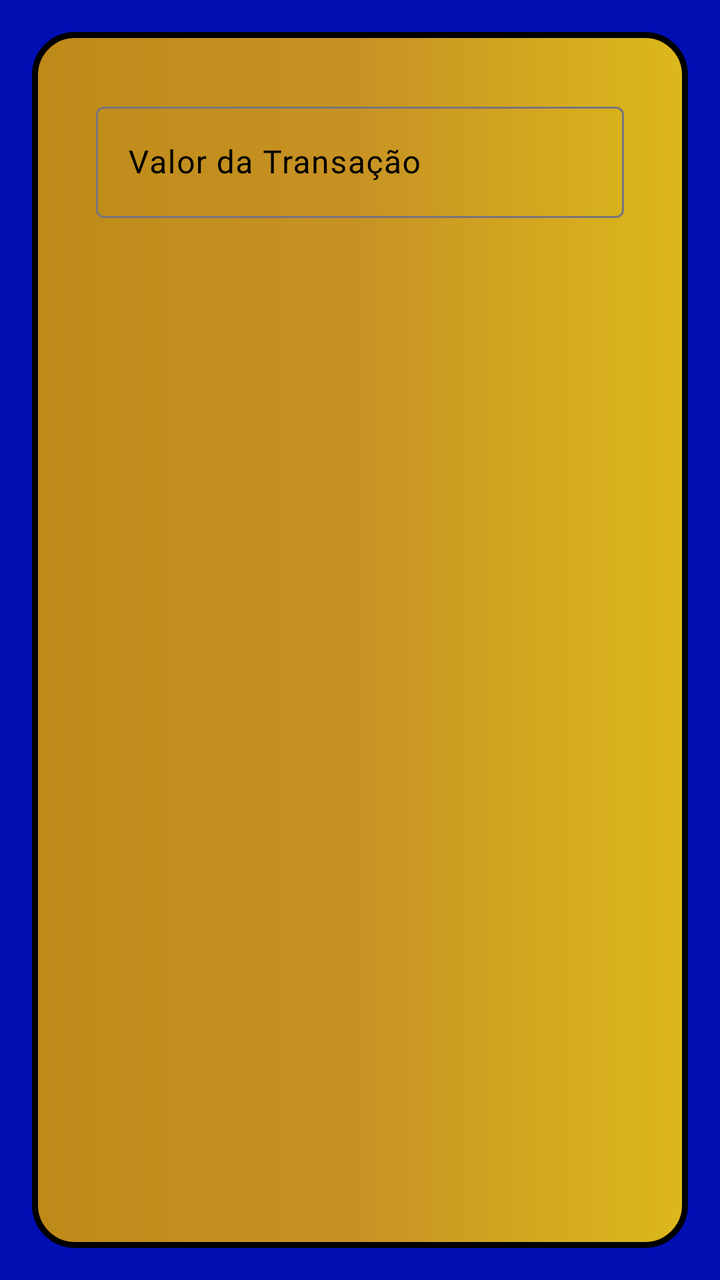
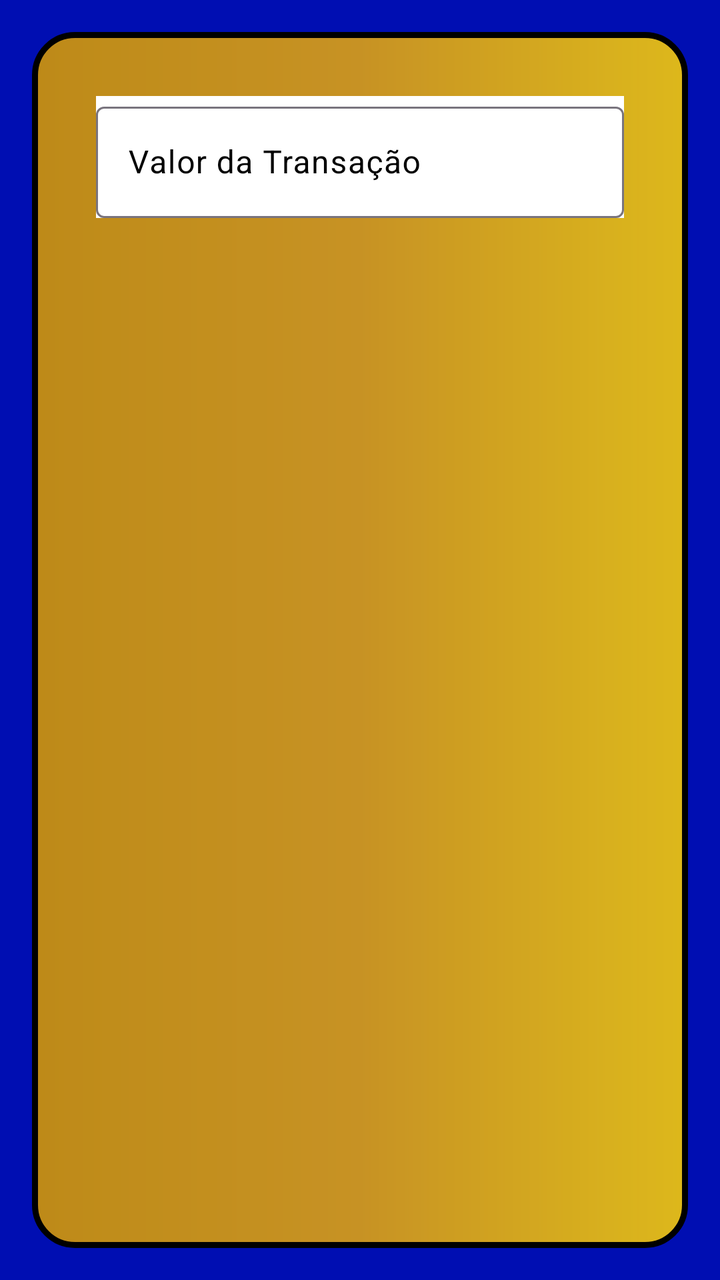

The first picture is an Android layout as it rendered before a commit; the second is the same layout after the commit. The layout source and the unified diff follow.
<!-- AndroidManifest.xml: application theme Theme.PoupaDev -->
<!-- res/layout/activity_transacoes.xml -->
<?xml version="1.0" encoding="utf-8"?>
<androidx.constraintlayout.widget.ConstraintLayout xmlns:android="http://schemas.android.com/apk/res/android"
    xmlns:app="http://schemas.android.com/apk/res-auto"
    xmlns:tools="http://schemas.android.com/tools"
    android:id="@+id/main"
    android:layout_width="match_parent"
    android:layout_height="match_parent"
    android:background="@color/fundoPrincipal"
    tools:context=".Transacoes">

    <androidx.constraintlayout.widget.ConstraintLayout
        android:layout_width="0dp"
        android:layout_height="0dp"
        android:layout_marginStart="16dp"
        android:layout_marginTop="16dp"
        android:layout_marginEnd="16dp"
        android:layout_marginBottom="16dp"
        android:background="@drawable/borda"
        app:layout_constraintBottom_toBottomOf="parent"
        app:layout_constraintEnd_toEndOf="parent"
        app:layout_constraintStart_toStartOf="parent"
        app:layout_constraintTop_toTopOf="parent">

        <com.google.android.material.textfield.TextInputLayout
            android:layout_width="0dp"
            android:layout_height="wrap_content"
            android:layout_marginStart="32dp"
            android:layout_marginTop="32dp"
            android:layout_marginEnd="32dp"
            android:hint="Valor da Transação"
            android:textColorHint="@color/black"
            app:layout_constraintEnd_toEndOf="parent"
            app:layout_constraintStart_toStartOf="parent"
            app:layout_constraintTop_toTopOf="parent">

            <com.google.android.material.textfield.TextInputEditText
                android:layout_width="match_parent"
                android:layout_height="wrap_content"
                android:textColorHint="@color/black" />
        </com.google.android.material.textfield.TextInputLayout>
    </androidx.constraintlayout.widget.ConstraintLayout>
</androidx.constraintlayout.widget.ConstraintLayout>
<!-- resources referenced by this layout -->
<resources>
  <color name="black">#FF000000</color>
  <color name="fundoPrincipal">#000eb2</color>
  <!-- drawable borda (drawable) -->
  <?xml version="1.0" encoding="utf-8"?>
  <shape xmlns:android="http://schemas.android.com/apk/res/android">
      <gradient
          android:startColor="@color/corInicio"
          android:centerColor="@color/corMeio"
          android:endColor="@color/corFim"
      />
      <stroke
              android:width="3dp"
              android:color="@color/black"
      />
      <corners
          android:radius="20dp"
      />
  </shape>
  <style name="Theme.PoupaDev" parent="Base.Theme.PoupaDev" />
  <color name="corInicio">#DDdb9d00</color>
  <color name="corMeio">#CCf9b300</color>
  <color name="corFim">#DDffd204</color>
  <style name="Base.Theme.PoupaDev" parent="Theme.Material3.DayNight.NoActionBar">
          
          
      </style>
</resources>

<!-- the commit's change to res/layout/activity_transacoes.xml (unified diff, before → after) -->
@@ -27,8 +27,10 @@
             android:layout_marginStart="32dp"
             android:layout_marginTop="32dp"
             android:layout_marginEnd="32dp"
+            android:background="@color/white"
             android:hint="Valor da Transação"
             android:textColorHint="@color/black"
+            app:hintTextColor="#000000"
             app:layout_constraintEnd_toEndOf="parent"
             app:layout_constraintStart_toStartOf="parent"
             app:layout_constraintTop_toTopOf="parent">
<!-- resource entries referenced after the edit -->
@@ -2,6 +2,7 @@
 <resources>
   <color name="black">#FF000000</color>
   <color name="fundoPrincipal">#000eb2</color>
+  <color name="white">#FFFFFFFF</color>
   <!-- drawable borda (drawable) -->
   <?xml version="1.0" encoding="utf-8"?>
   <shape xmlns:android="http://schemas.android.com/apk/res/android">
